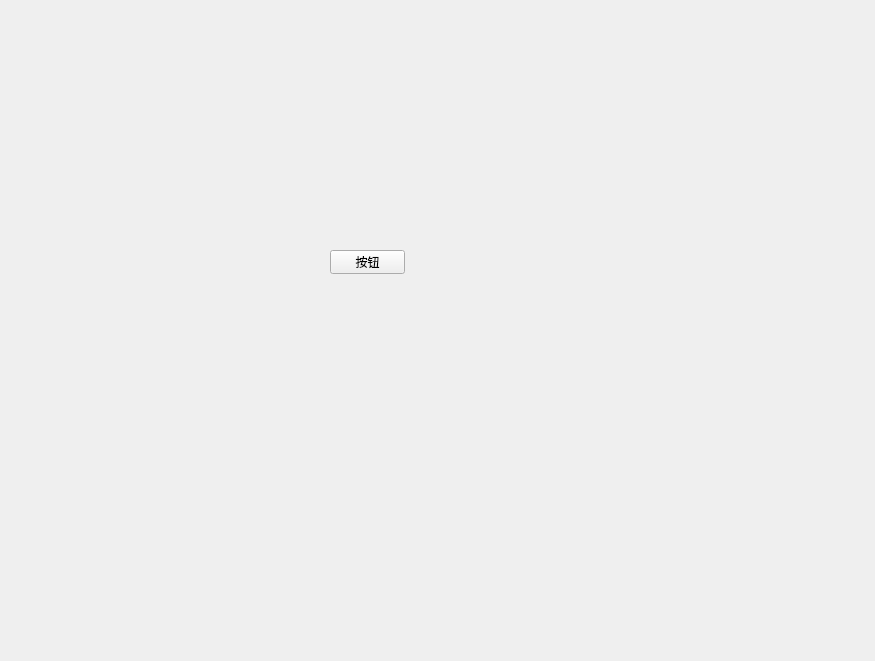
This is Sources/Forms/mainwindow.ui in youjun2160/Qt_clion as Qt 5 draws it before an edit. The edited form follows.
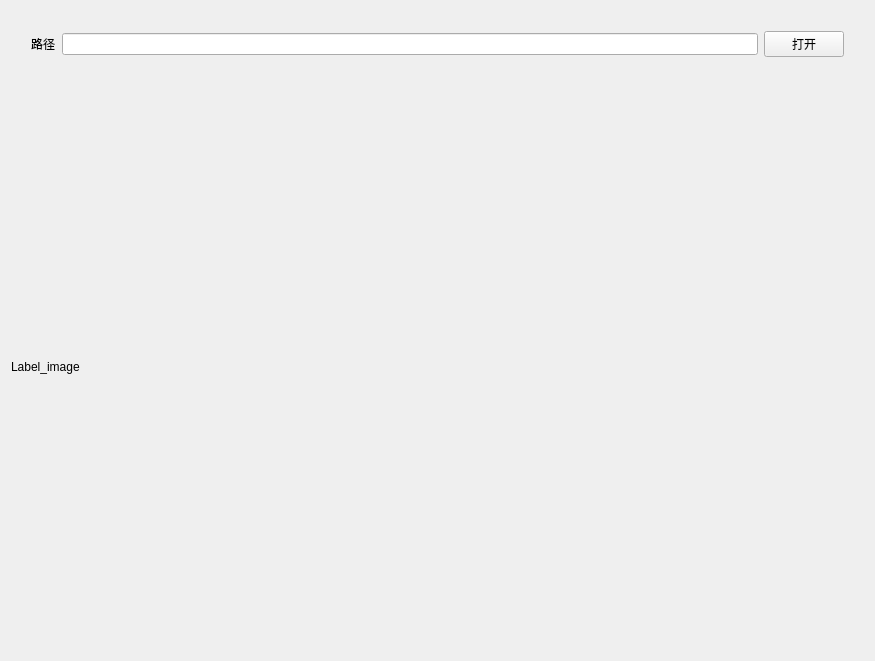
This is the edited form.

What changed in the file:
```diff
--- a/Sources/Forms/mainwindow.ui
+++ b/Sources/Forms/mainwindow.ui
@@ -13,19 +13,48 @@
   <property name="windowTitle">
    <string>MainWindow</string>
   </property>
-  <widget class="QPushButton" name="pushButton">
-   <property name="geometry">
-    <rect>
-     <x>330</x>
-     <y>250</y>
-     <width>75</width>
-     <height>24</height>
-    </rect>
-   </property>
-   <property name="text">
-    <string>按钮</string>
-   </property>
-  </widget>
+  <layout class="QVBoxLayout" name="verticalLayout" stretch="1,10">
+   <item>
+    <layout class="QHBoxLayout" name="horizontalLayout" stretch="0,0,0">
+     <property name="leftMargin">
+      <number>20</number>
+     </property>
+     <property name="topMargin">
+      <number>20</number>
+     </property>
+     <property name="rightMargin">
+      <number>20</number>
+     </property>
+     <property name="bottomMargin">
+      <number>20</number>
+     </property>
+     <item>
+      <widget class="QLabel" name="label">
+       <property name="text">
+        <string>路径</string>
+       </property>
+      </widget>
+     </item>
+     <item>
+      <widget class="QLineEdit" name="lineEdit_path"/>
+     </item>
+     <item>
+      <widget class="QPushButton" name="pushButton_open">
+       <property name="text">
+        <string>打开</string>
+       </property>
+      </widget>
+     </item>
+    </layout>
+   </item>
+   <item>
+    <widget class="QLabel" name="Label_image">
+     <property name="text">
+      <string>Label_image</string>
+     </property>
+    </widget>
+   </item>
+  </layout>
  </widget>
  <resources/>
  <connections/>
```
